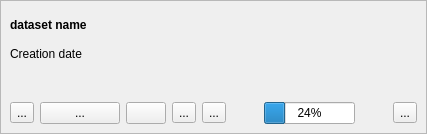
Before: the Qt Designer form LDMP/gui/WidgetDatasetItem.ui in ConservationInternational/trends.earth, drawn with Qt 5.
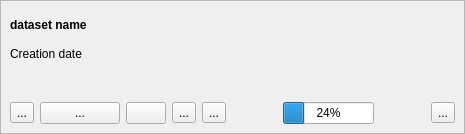
After: the same form once the commit is applied.

Patch:
```diff
--- a/LDMP/gui/WidgetDatasetItem.ui
+++ b/LDMP/gui/WidgetDatasetItem.ui
@@ -6,7 +6,7 @@
    <rect>
     <x>0</x>
     <y>0</y>
-    <width>427</width>
+    <width>465</width>
     <height>134</height>
    </rect>
   </property>
```
Left out of the diff: 2 changed lines with no effect on the pictures.
